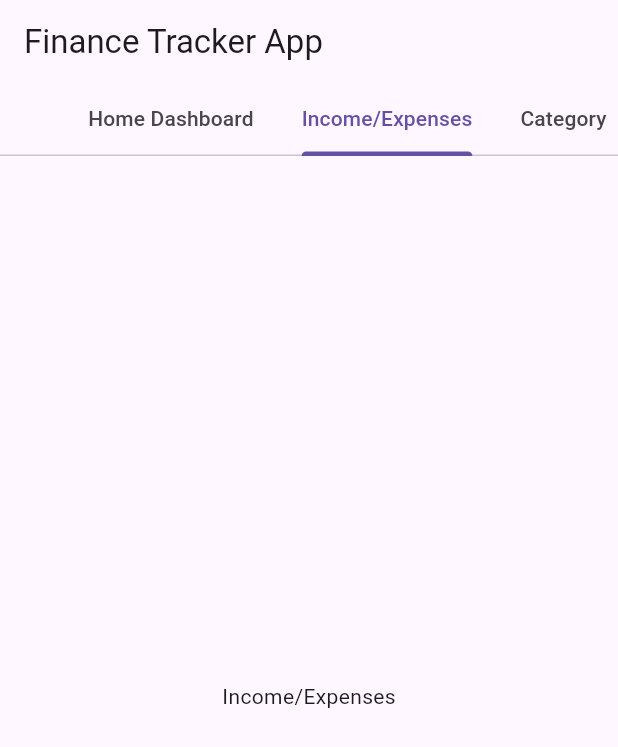
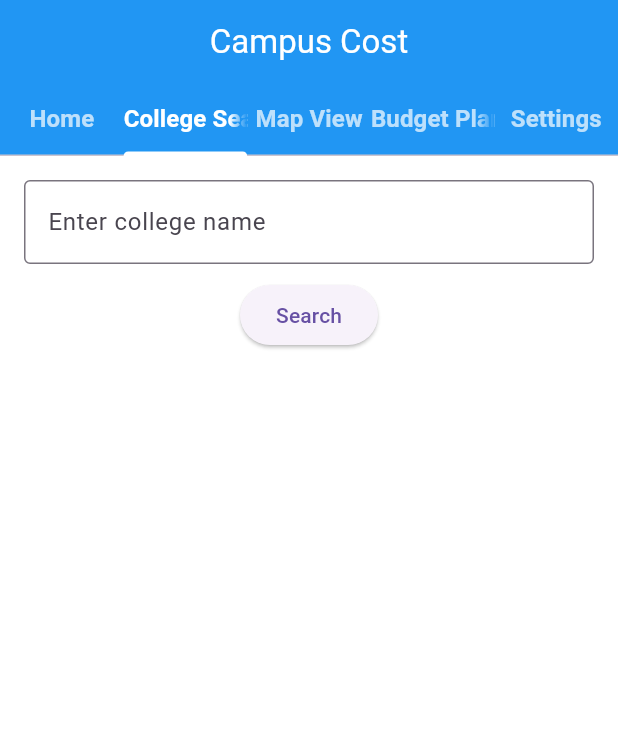
Before and after one commit to zac-cannon/CampusCost, a Flutter app: the screen it shows after launch, tab 2 chosen, on a phone screen of 412 x 824 dp. Shown: the top 747 px of the screen. Run offline on Flutter 3.47's test engine with Material 3 defaults, Android fonts, the light colour scheme and no system bars; our stand-ins replace cloud_firestore, firebase_core; accounts and stored records are empty; generated files the repository leaves out were written again.

Commit message:
College Scorecard API Integration and Testing

```diff
--- /dev/null
+++ b/finance_app/lib/college_search_screen.dart
@@ -0,0 +1,85 @@
+import 'package:flutter/material.dart';
+import 'college_service.dart';
+
+class CollegeSearchScreen extends StatefulWidget {
+  @override
+  _CollegeSearchScreenState createState() => _CollegeSearchScreenState();
+}
+
+class _CollegeSearchScreenState extends State<CollegeSearchScreen> {
+  final TextEditingController _controller = TextEditingController();
+  List<dynamic> _colleges = [];
+  bool _isLoading = false;
+
+  void _searchCollege() async {
+    setState(() {
+      _isLoading = true;
+    });
+
+    try {
+      final results = await CollegeService.fetchColleges(_controller.text);
+      setState(() {
+        _colleges = results;
+      });
+    } catch (e) {
+      ScaffoldMessenger.of(context).showSnackBar(
+          SnackBar(content: Text("Error fetching data. Please try again.")));
+    }
+
+    setState(() {
+      _isLoading = false;
+    });
+  }
+
+  @override
+  Widget build(BuildContext context) {
+    return Scaffold(
+      body: Padding(
+        padding: const EdgeInsets.all(16.0),
+        child: Column(
+          children: [
+            TextField(
+              controller: _controller,
+              decoration: InputDecoration(
+                labelText: "Enter college name",
+                border: OutlineInputBorder(),
+              ),
+            ),
+            SizedBox(height: 10),
+            ElevatedButton(onPressed: _searchCollege, child: Text("Search")),
+            SizedBox(height: 20),
+            _isLoading
+                ? CircularProgressIndicator()
+                : Expanded(
+                    child: ListView.builder(
+                      itemCount: _colleges.length,
+                      itemBuilder: (context, index) {
+                        final college = _colleges[index];
+                        return Card(
+                          elevation: 2,
+                          child: ListTile(
+                            title: Text(college["school.name"]),
+                            subtitle: Column(
+                              crossAxisAlignment: CrossAxisAlignment.start,
+                              children: [
+                                Text(
+                                    "In-State Tuition: \$${college["latest.cost.tuition.in_state"] ?? "N/A"}"),
+                                Text(
+                                    "Out-of-State Tuition: \$${college["latest.cost.tuition.out_of_state"] ?? "N/A"}"),
+                                Text(
+                                    "Admission Rate: ${((college["latest.admissions.admission_rate.overall"] ?? 0) * 100).toStringAsFixed(2)}%"),
+                                Text(
+                                    "Student Size: ${college["latest.student.size"] ?? "N/A"}"),
+                              ],
+                            ),
+                          ),
+                        );
+                      },
+                    ),
+                  ),
+          ],
+        ),
+      ),
+    );
+  }
+}
--- a/finance_app/lib/home_screen.dart
+++ /dev/null
@@ -1,17 +0,0 @@
-import 'package:flutter/material.dart';
-
-class HomeScreen extends StatelessWidget {
-  @override
-  Widget build(BuildContext context) {
-    return Scaffold(
-      appBar: AppBar(title: Text('Finance Tracker')),
-      body: Center(child: Text('Welcome to Your Finance App!')),
-      floatingActionButton: FloatingActionButton(
-        onPressed: () {
-          // Navigate to
-        },
-        child: Icon(Icons.add),
-      ),
-    );
-  }
-}
--- a/finance_app/lib/main.dart
+++ b/finance_app/lib/main.dart
@@ -2,6 +2,8 @@ import 'package:cloud_firestore/cloud_firestore.dart';
 import 'package:flutter/material.dart';
 import 'package:firebase_core/firebase_core.dart';
 import 'firebase_options.dart';
+import 'college_search_screen.dart';
+
 
 Future<void> main() async {
   WidgetsFlutterBinding.ensureInitialized();
@@ -17,8 +19,15 @@ class MyApp extends StatelessWidget {
   Widget build(BuildContext context) {
     return MaterialApp(
       debugShowCheckedModeBanner: false,
-      title: 'Finance Tracker App',
-      theme: ThemeData(primarySwatch: Colors.blue),
+      title: 'Campus Cost',
+      theme: ThemeData(
+        primarySwatch: Colors.blue,
+        scaffoldBackgroundColor: Colors.white, // Ensuring background color contrasts with navbar
+        appBarTheme: AppBarTheme(
+          backgroundColor: Colors.blue, // Navbar distinct color
+          foregroundColor: Colors.white, // Text and icon colors for contrast
+        ),
+      ),
       home: HomeScreen(),
     );
   }
@@ -31,60 +40,42 @@ class HomeScreen extends StatefulWidget {
 
 class _HomeScreenState extends State<HomeScreen> with SingleTickerProviderStateMixin {
   late TabController _tabController;
-  int _counter = 0;
 
   @override
   void initState() {
     super.initState();
     _tabController = TabController(length: 5, vsync: this);
-    _getCounterValue();
-  }
-
-  Future<void> _getCounterValue() async {
-    DocumentSnapshot snapshot = await FirebaseFirestore.instance
-        .collection('example')
-        .doc('counter')
-        .get();
-    if (snapshot.exists) {
-      setState(() {
-        _counter = snapshot['counter-num'];
-      });
-    }
-  }
-
-  Future<void> _incrementCounter() async {
-    setState(() {
-      _counter++;
-    });
-    await FirebaseFirestore.instance
-        .collection('example')
-        .doc('counter')
-        .update({'counter-num': _counter});
   }
 
   @override
   Widget build(BuildContext context) {
     return Scaffold(
       appBar: AppBar(
-        title: Text('Finance Tracker App'),
+        title: Text('Campus Cost'),
         bottom: TabBar(
           controller: _tabController,
-          isScrollable: true,
           tabs: [
-            Tab(text: 'Home Dashboard'),
-            Tab(text: 'Income/Expenses'),
-            Tab(text: 'Category'),
+            Tab(text: 'Home'),
+            Tab(text: 'College Search'),
+            Tab(text: 'Map View'),
             Tab(text: 'Budget Planner'),
             Tab(text: 'Settings'),
           ],
+          labelPadding: EdgeInsets.zero,
+          labelStyle: TextStyle(fontSize: 16, fontWeight: FontWeight.bold),
+          indicatorSize: TabBarIndicatorSize.label,
+          indicatorColor: Colors.white,
+          unselectedLabelColor: Colors.white70,
+          labelColor: Colors.white,
         ),
+        centerTitle: true,
       ),
       body: TabBarView(
         controller: _tabController,
         children: [
-          HomeTab(counter: _counter, incrementCounter: _incrementCounter),
-          IncomeExpensesTab(),
-          CategoryTab(),
+          HomeTab(),
+          CollegeSearchTab(),
+          MapViewTab(),
           BudgetPlannerTab(),
           SettingsTab(),
         ],
@@ -94,51 +85,32 @@ class _HomeScreenState extends State<HomeScreen> with SingleTickerProviderStateM
 }
 
 class HomeTab extends StatelessWidget {
-  final int counter;
-  final VoidCallback incrementCounter;
-
-  HomeTab({required this.counter, required this.incrementCounter});
-
   @override
   Widget build(BuildContext context) {
     return Center(
-      child: Column(
-        mainAxisAlignment: MainAxisAlignment.center,
-        children: <Widget>[
-          const Text('You have pushed the button this many times:'),
-          Text(
-            '$counter',
-            style: Theme.of(context).textTheme.headlineMedium,
-          ),
-          FloatingActionButton(
-            onPressed: incrementCounter,
-            tooltip: 'Increment',
-            child: const Icon(Icons.add),
-          ),
-        ],
-      ),
+      child: Text('Welcome to the Campus Cost: College Cost & Budget Planner!'),
     );
   }
 }
 
-class IncomeExpensesTab extends StatelessWidget {
+class CollegeSearchTab extends StatelessWidget {
   @override
   Widget build(BuildContext context) {
-    return Center(child: Text('Income/Expenses'));
+    return CollegeSearchScreen(); // Embed it directly inside the tab
   }
 }
 
-class CategoryTab extends StatelessWidget {
+class MapViewTab extends StatelessWidget {
   @override
   Widget build(BuildContext context) {
-    return Center(child: Text('Category'));
+    return Center(child: Text('Map View'));
   }
 }
 
 class BudgetPlannerTab extends StatelessWidget {
   @override
   Widget build(BuildContext context) {
-    return Center(child: Text('Budget Planner'));
+    return Center(child: Text('budget tab'));
   }
 }
 
--- a/finance_app/pubspec.yaml
+++ b/finance_app/pubspec.yaml
@@ -35,6 +35,7 @@ dependencies:
   # Use with the CupertinoIcons class for iOS style icons.
   cupertino_icons: ^1.0.8
   cloud_firestore: ^5.6.4
+  http: ^1.3.0
 
 dev_dependencies:
   flutter_test:
```
Also changed, not shown: finance_app/pubspec.lock.
